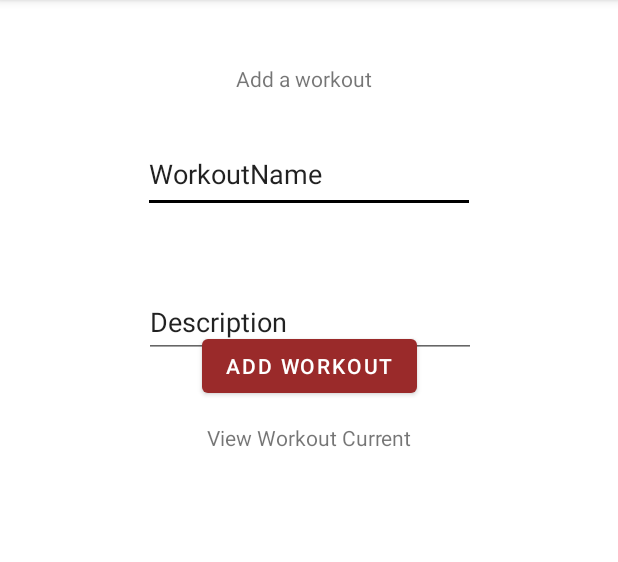
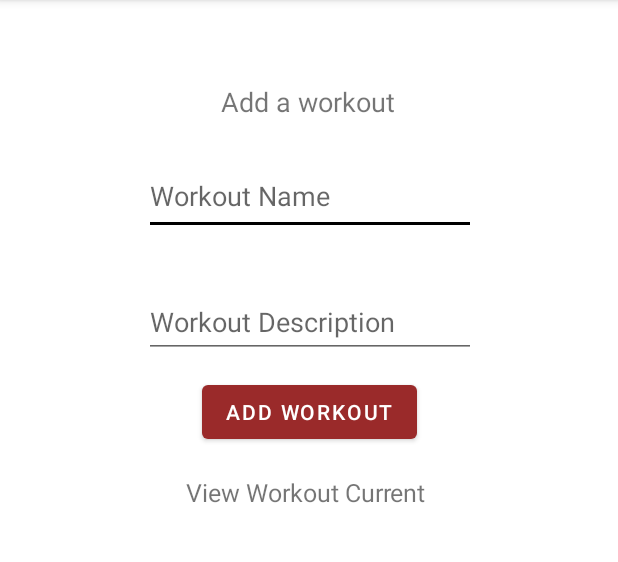
Before and after one commit to SCCapstone/Symphony, an Android app: the AddWorkoutActivity screen opened directly, with no data from a screen before it, after a tap on "ADD WORKOUT", on a phone screen of 412 x 824 dp, the part 84-646 px from its top. Run offline under Robolectric (Android 15) with nearby library versions, the phone set to English and light mode, and no system bars; our stand-ins replace Firebase (no records; nobody signed in at launch, a user with empty details on screens opened directly).

Commit message:
#17 #21 additional debugging

```diff
--- a/app/src/main/java/com/symphony/mrfit/ui/AddWorkoutActivity.kt
+++ b/app/src/main/java/com/symphony/mrfit/ui/AddWorkoutActivity.kt
@@ -3,6 +3,7 @@ package com.symphony.mrfit.ui
 import android.os.Bundle
 import android.widget.Toast
 import androidx.appcompat.app.AppCompatActivity
+import com.google.firebase.firestore.FirebaseFirestore
 import com.google.firebase.firestore.ktx.firestore
 import com.google.firebase.ktx.Firebase
 import com.symphony.mrfit.databinding.ActivityWorkoutsBinding
@@ -16,7 +17,7 @@ class AddWorkoutActivity : AppCompatActivity() {
     private lateinit var binding: ActivityWorkoutsBinding
 
     //displays workout list
-    private val workoutList = binding.WorkoutList
+
 
     override fun onCreate(savedInstanceState: Bundle?) {
         super.onCreate(savedInstanceState)
@@ -28,6 +29,7 @@ class AddWorkoutActivity : AppCompatActivity() {
         val addWorkoutBtn = binding.addworkout
         val workoutName = binding.workoutname
         val workoutDesc = binding.WorkoutDescription
+        val workoutList = binding.WorkoutList
 
         // save to Firestore when clicked
         addWorkoutBtn.setOnClickListener() {
@@ -35,7 +37,7 @@ class AddWorkoutActivity : AppCompatActivity() {
             //database.collection("exercises").document("replace me").get()
             //.addOnSuccessListener { documentSnapshot ->
 //                    /**
-//                     * TODO: Do something with the documentSnapshot
+//                     * ODO: Do something with the documentSnapshot
 //                     */
 //                }
             val workName = workoutName.text.toString()
@@ -43,16 +45,31 @@ class AddWorkoutActivity : AppCompatActivity() {
 
             saveFireStore(workName,desc)
         }
-        readData()
+        //readData()
+        val database= Firebase.firestore
+        database.collection("workout").get()
+
+            .addOnCompleteListener{
+                val result = StringBuffer()
+
+                if(it.isSuccessful) {
+                    for(document in it.result!!) {
+                        result.append(document.data.getValue("name")).append(" ")
+                            .append(document.data.getValue("description")).append("\n\n")
+                    }
+
+                    workoutList.setText(result)
+                }
+            }
     }
         //method to save to firestore
         fun saveFireStore(workName:String,desc:String){
-            val database = Firebase.firestore
+            val db = FirebaseFirestore.getInstance()
             val workout: MutableMap<String,Any> =HashMap()
                 workout["name"]=workName
                 workout["description"]=desc
 
-            database.collection("exercises").add(workout)
+            db.collection("workout").add(workout)
                 .addOnSuccessListener {
                     Toast.makeText(this@AddWorkoutActivity, "successfully added workout",
                         Toast.LENGTH_SHORT).show()
@@ -62,23 +79,23 @@ class AddWorkoutActivity : AppCompatActivity() {
                         Toast.LENGTH_SHORT).show()
                 }
         }
-        fun readData(){
-            val database= Firebase.firestore
-            database.collection("exercises").get()
-
-                .addOnCompleteListener{
-                    val result = StringBuffer()
-
-                    if(it.isSuccessful) {
-                        for(document in it.result!!) {
-                            result.append(document.data.getValue("description")).append(" ")
-                                .append(document.data.getValue("name")).append("\n\n")
-                        }
-
-                    workoutList.setText(result)
-                    }
-                }
-        }
+//        fun readData(){
+//            val database= Firebase.firestore
+//            database.collection("exercises").get()
+//
+//                .addOnCompleteListener{
+//                    val result = StringBuffer()
+//
+//                    if(it.isSuccessful) {
+//                        for(document in it.result!!) {
+//                            result.append(document.data.getValue("description")).append(" ")
+//                                .append(document.data.getValue("name")).append("\n\n")
+//                        }
+//
+//                    workoutList.setText(result)
+//                    }
+//                }
+//        }
 
 
 }
--- a/app/src/main/res/layout/activity_workouts.xml
+++ b/app/src/main/res/layout/activity_workouts.xml
@@ -8,34 +8,34 @@
 
     <TextView
         android:id="@+id/addworkouttextview"
-        android:layout_width="97dp"
-        android:layout_height="21dp"
-        android:layout_marginTop="24dp"
-        android:layout_marginBottom="686dp"
+        android:layout_width="118dp"
+        android:layout_height="31dp"
+        android:layout_marginTop="29dp"
+        android:layout_marginBottom="681dp"
         android:text="Add a workout"
+        app:autoSizeTextType="uniform"
         app:layout_constraintBottom_toBottomOf="parent"
         app:layout_constraintEnd_toEndOf="@+id/workoutname"
+        app:layout_constraintHorizontal_bias="0.495"
         app:layout_constraintStart_toStartOf="@+id/workoutname"
-        app:layout_constraintTop_toTopOf="parent" />
+        app:layout_constraintTop_toTopOf="parent"
+        app:layout_constraintVertical_bias="1.0" />
 
     <EditText
         android:id="@+id/workoutname"
         android:layout_width="221dp"
         android:layout_height="52dp"
-        android:layout_marginStart="95dp"
-        android:layout_marginTop="90dp"
-        android:layout_marginEnd="95dp"
+        android:layout_marginTop="86dp"
         android:layout_marginBottom="593dp"
+        android:autoText="false"
         android:ems="10"
+        android:hint="@string/workoutname"
         android:inputType="textPersonName"
         android:minHeight="48dp"
-        android:text="WorkoutName"
         app:layout_constraintBottom_toBottomOf="parent"
-        app:layout_constraintEnd_toEndOf="parent"
-        app:layout_constraintHorizontal_bias="0.0"
-        app:layout_constraintStart_toStartOf="parent"
-        app:layout_constraintTop_toTopOf="parent"
-        app:layout_constraintVertical_bias="0.0" />
+        app:layout_constraintEnd_toEndOf="@+id/WorkoutDescription"
+        app:layout_constraintStart_toStartOf="@+id/WorkoutDescription"
+        app:layout_constraintTop_toTopOf="parent" />
 
     <EditText
         android:id="@+id/WorkoutDescription"
@@ -45,8 +45,8 @@
         android:layout_marginEnd="115dp"
         android:layout_marginBottom="529dp"
         android:ems="10"
+        android:hint="@string/workoutdescription"
         android:inputType="textPersonName"
-        android:text="Description"
         app:layout_constraintBottom_toBottomOf="parent"
         app:layout_constraintEnd_toEndOf="@+id/addworkout"
         app:layout_constraintHorizontal_bias="0.203"
@@ -58,8 +58,10 @@
         android:id="@+id/addworkout"
         android:layout_width="wrap_content"
         android:layout_height="wrap_content"
-        android:layout_marginTop="220dp"
+        android:layout_marginTop="232dp"
+        android:layout_marginBottom="451dp"
         android:text="Add Workout"
+        app:layout_constraintBottom_toBottomOf="parent"
         app:layout_constraintEnd_toEndOf="parent"
         app:layout_constraintHorizontal_bias="0.5"
         app:layout_constraintStart_toStartOf="parent"
@@ -67,13 +69,16 @@
 
     <TextView
         android:id="@+id/Viewcurrent"
-        android:layout_width="wrap_content"
-        android:layout_height="wrap_content"
-        android:layout_marginTop="282dp"
+        android:layout_width="164dp"
+        android:layout_height="31dp"
+        android:layout_marginTop="304dp"
+        android:layout_marginBottom="408dp"
         android:text="View Workout Current"
-        app:layout_constraintEnd_toEndOf="parent"
-        app:layout_constraintHorizontal_bias="0.5"
-        app:layout_constraintStart_toStartOf="parent"
+        app:autoSizeTextType="uniform"
+        app:layout_constraintBottom_toBottomOf="parent"
+        app:layout_constraintEnd_toEndOf="@+id/addworkout"
+        app:layout_constraintHorizontal_bias="0.525"
+        app:layout_constraintStart_toStartOf="@+id/addworkout"
         app:layout_constraintTop_toTopOf="parent" />
 
     <TextView
--- a/app/src/main/res/values/strings.xml
+++ b/app/src/main/res/values/strings.xml
@@ -64,4 +64,6 @@
     <string name="hint_confirm_password">Confirm Password</string>
     <string name="reset_alert_message">Please enter an email address to send a password reset request to, and give it a moment to arrive</string>
     <string name="reset_alert_title">Forgot Password</string>
+    <string name="workoutname">Workout Name</string>
+    <string name="workoutdescription">Workout Description</string>
 </resources>
```
